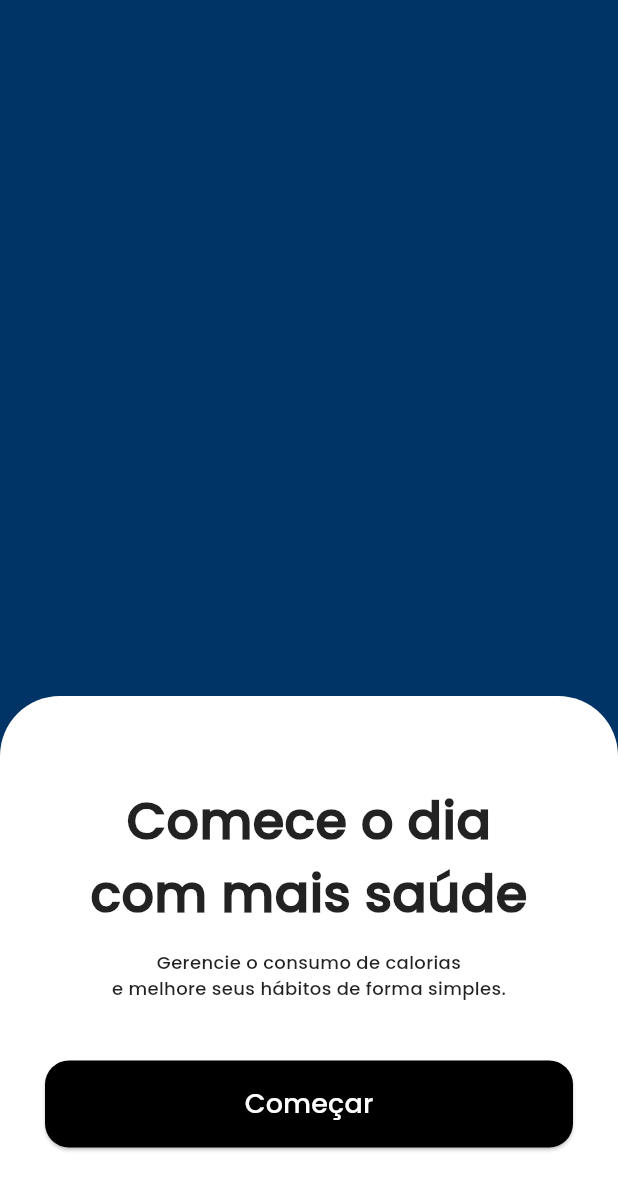
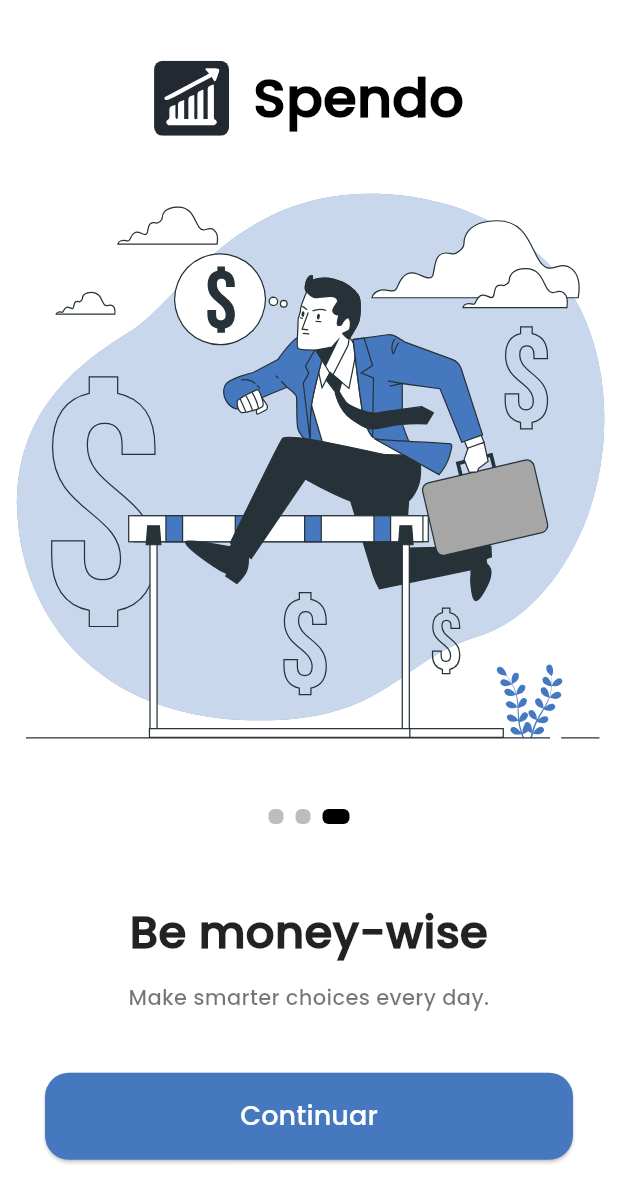
Before and after one commit to Mendescaua/Spendo, a Flutter app: the screen it shows after launch, on a phone screen of 412 x 824 dp. Shown: the top 1203 px of the screen. Run offline on Flutter 3.47's test engine with Material 3 defaults, Android fonts, the phone set to English and light mode, and no system bars; our stand-ins replace flutter_svg.

Commit message:
Splash Screen

```diff
--- a/lib/ui/splash_screen.dart
+++ b/lib/ui/splash_screen.dart
@@ -1,60 +1,157 @@
+import 'dart:async';
+
 import 'package:flutter/material.dart';
+import 'package:flutter_svg/flutter_svg.dart';
 import 'package:spendo/utils/theme.dart';
 
-class SplashScreen extends StatelessWidget {
+class SplashScreen extends StatefulWidget {
   const SplashScreen({super.key});
+
+  @override
+  State<SplashScreen> createState() => _SplashScreenState();
+}
+
+class _SplashScreenState extends State<SplashScreen> {
+  final PageController _pageController = PageController();
+  int _currentIndex = 0;
+  Timer? _timer;
+
+  final List<Map<String, String>> pages = [
+    {
+      'image': 'assets/images/Finance.svg',
+      'title': 'Control your spends',
+      'subtitle': 'Manage your spending, save more, live better.',
+    },
+    {
+      'image': 'assets/images/FinanceLeaders.svg',
+      'title': 'Grow your savings',
+      'subtitle': 'Visualize your goals and reach them faster.',
+    },
+    {
+      'image': 'assets/images/MoneyMotivation.svg',
+      'title': 'Be money-wise',
+      'subtitle': 'Make smarter choices every day.',
+    },
+  ];
+
+  @override
+  void initState() {
+    super.initState();
+    _timer = Timer.periodic(const Duration(seconds: 3), (Timer timer) {
+      if (_currentIndex < pages.length - 1) {
+        _currentIndex++;
+      } else {
+        _currentIndex = 0;
+      }
+      _pageController.animateToPage(
+        _currentIndex,
+        duration: const Duration(milliseconds: 300),
+        curve: Curves.easeInOut,
+      );
+    });
+  }
+
+  @override
+  void dispose() {
+    _pageController.dispose();
+    _timer?.cancel(); // Importante limpar o timer
+    super.dispose();
+  }
 
   @override
   Widget build(BuildContext context) {
     return Scaffold(
-      backgroundColor: AppTheme.primaryColor,
-      body: Stack(
+      backgroundColor: AppTheme.whiteColor,
+      body: SafeArea(
+        child: Column(
           children: [
-          // Background image
-          SizedBox(
-            // child: Image.asset(
-            //   'assets/images/breakfast.jpg',
-            //   fit: BoxFit.cover,
-            // ),
+            Expanded(
+              flex: 4,
+              child: Column(
+                children: [
+                  SizedBox(height: 40),
+                  Row(
+                    mainAxisAlignment: MainAxisAlignment.center,
+                    spacing: 16,
+                    children: [
+                      SvgPicture.asset(
+                        'assets/images/Icon.svg',
+                        width: 50,
+                        height: 50,
                       ),
-          Column(
-            children: [
-              const Spacer(),
-              Container(
-                padding: const EdgeInsets.symmetric(horizontal: 30),
-                height: 360,
-                width: double.infinity,
-                decoration: const BoxDecoration(
-                  color: Colors.white,
-                  borderRadius: BorderRadius.only(
-                    topLeft: Radius.circular(40),
-                    topRight: Radius.circular(40),
+                      Text(
+                        'Spendo',
+                        style: TextStyle(
+                          fontSize: 36,
+                          fontWeight: FontWeight.bold,
+                          color: AppTheme.textColor,
                         ),
                       ),
+                    ],
+                  ),
+                  Expanded(
+                    child: PageView.builder(
+                      controller: _pageController,
+                      itemCount: pages.length,
+                      onPageChanged: (index) {
+                        setState(() {
+                          _currentIndex = index;
+                        });
+                      },
+                      itemBuilder: (context, index) {
+                        return SvgPicture.asset(
+                          pages[index]['image']!,
+                          fit: BoxFit.contain,
+                        );
+                      },
+                    ),
+                  ),
+                  Row(
+                    mainAxisAlignment: MainAxisAlignment.center,
+                    children: List.generate(
+                      pages.length,
+                      (index) => AnimatedContainer(
+                        duration: const Duration(milliseconds: 300),
+                        margin: const EdgeInsets.symmetric(horizontal: 4),
+                        width: _currentIndex == index ? 18 : 10,
+                        height: 10,
+                        decoration: BoxDecoration(
+                          color: _currentIndex == index
+                              ? Colors.black
+                              : Colors.black26,
+                          borderRadius: BorderRadius.circular(4),
+                        ),
+                      ),
+                    ),
+                  ),
+                ],
+              ),
+            ),
+            Expanded(
+              flex: 2,
+              child: Container(
+                padding: const EdgeInsets.symmetric(horizontal: 30),
+                width: double.infinity,
                 child: Column(
                   mainAxisAlignment: MainAxisAlignment.center,
-                  crossAxisAlignment: CrossAxisAlignment.center,
                   children: [
-                    Column(
-                      children: const [
                     Text(
-                          'Comece o dia \ncom mais saúde',
+                      pages[_currentIndex]['title']!,
                       textAlign: TextAlign.center,
-                          style: TextStyle(
-                            fontSize: 34,
+                      style: const TextStyle(
+                        fontSize: 30,
                         fontWeight: FontWeight.bold,
-                          ),
-                        ),
-                        SizedBox(height: 12),
-                        Text(
-                          'Gerencie o consumo de calorias\ne melhore seus hábitos de forma simples.',
-                          textAlign: TextAlign.center,
-                          style: TextStyle(
-                            fontSize: 12,
                         color: Colors.black87,
                       ),
                     ),
-                      ],
+                    const SizedBox(height: 12),
+                    Text(
+                      pages[_currentIndex]['subtitle']!,
+                      textAlign: TextAlign.center,
+                      style: const TextStyle(
+                        fontSize: 14,
+                        color: Colors.black54,
+                      ),
                     ),
                     const SizedBox(height: 40),
                     SizedBox(
@@ -64,15 +161,15 @@ class SplashScreen extends StatelessWidget {
                           // ação ao clicar
                         },
                         style: ElevatedButton.styleFrom(
-                          backgroundColor: Colors.black,
-                          shape: const RoundedRectangleBorder(
-                            borderRadius: BorderRadius.all(Radius.circular(16)),
+                          backgroundColor: AppTheme.primaryColor,
+                          shape: RoundedRectangleBorder(
+                            borderRadius: BorderRadius.circular(16),
                           ),
                           padding: const EdgeInsets.symmetric(
                               horizontal: 32, vertical: 16),
                         ),
                         child: const Text(
-                          'Começar',
+                          'Continuar',
                           style: TextStyle(
                             color: Colors.white,
                             fontWeight: FontWeight.w600,
@@ -84,9 +181,9 @@ class SplashScreen extends StatelessWidget {
                   ],
                 ),
               ),
+            ),
           ],
         ),
-        ],
       ),
     );
   }
--- a/lib/utils/theme.dart
+++ b/lib/utils/theme.dart
@@ -1,11 +1,10 @@
 import 'package:flutter/material.dart';
 
 class AppTheme {
-  static const Color primaryColor = Color(0xFF003366);
+  static const Color primaryColor = Color(0xFF4678c0);
   static const Color secondaryColor = Color(0xFF222932);
   static const Color textColor = Color(0xFF000000);
-
-
+  static const Color whiteColor = Color(0xFFFFFFFF);
 
   // Tema Claro
   static ThemeData lightTheme = ThemeData(
```
Also changed, not shown: pubspec.yaml (+4 -5 lines), assets/images/Finance.svg (added), assets/images/FinanceLeaders.svg (added), assets/images/Icon.svg (added), assets/images/MoneyMotivation.svg (added), pubspec.lock, 125 other files. Lines whose indentation alone changed are shown as unchanged.
